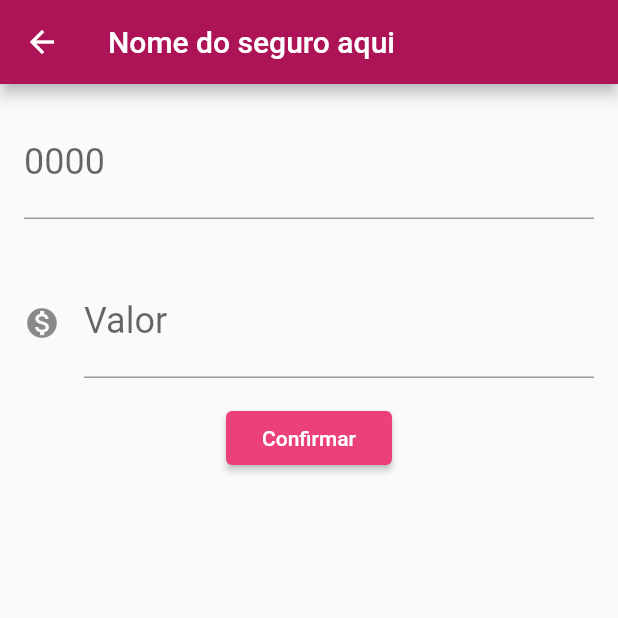
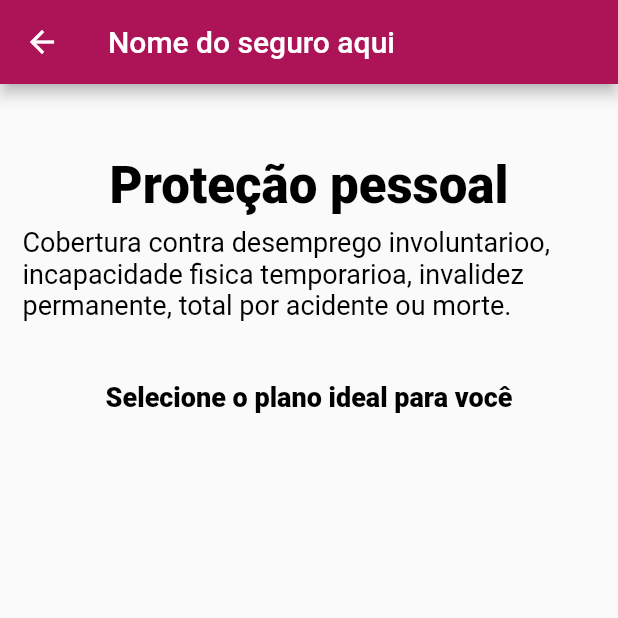
Before and after one commit to andytsunami/bancoBancoVc, a Flutter app: the screen it shows after launch, after a tap on "Proteção Pessoal", on a phone screen of 412 x 824 dp, the top half of it. Run offline on Flutter 3.47's test engine with Material 2 defaults, Android fonts, the phone set to English and light mode, and no system bars.

Commit message:
Criando a tela do seguro

```diff
--- a/lib/screens/seguro/oferta-seguro.dart
+++ b/lib/screens/seguro/oferta-seguro.dart
@@ -30,22 +30,42 @@ class OfertaSeguroState extends State {
       body: Builder(
         builder: (BuildContext ctx) {
           return SingleChildScrollView(
+            padding: const EdgeInsets.all(15),
             child: Column(
               children: <Widget>[
-                Editor(
-                  rotulo: _dicaCampoNumeroConta,
-                  dica: _dicaCampoNumeroConta,
-                  controlador: _controladorCampoNumeroConta,
+                Padding(
+                  padding: const EdgeInsets.fromLTRB(0, 32, 0, 8),
+                  child: Text(
+                    "Proteção pessoal",
+                    style: Theme.of(context)
+                        .textTheme
+                        .display1
+                        .apply(color: Colors.black, fontWeightDelta: 8),
+                  ),
                 ),
-                Editor(
-                  rotulo: _rotuloCampoValor,
-                  dica: _dicaCampoValor,
-                  controlador: _controladorCampoValor,
-                  icone: Icons.monetization_on,
+
+                Padding(
+                  padding: const EdgeInsets.fromLTRB(0, 0, 0, 8),
+                  child: Text(
+                    "Cobertura contra desemprego involuntarioo, incapacidade fisica temporarioa, invalidez permanente, total por acidente ou morte.",
+                    style: Theme.of(context)
+                        .textTheme
+                        .display1
+                        .apply(color: Colors.black, fontSizeDelta: -16),
+                  ),
                 ),
-                RaisedButton(
-                  child: Text(_textoBotaoConfirmar),
-                  onPressed: () => _criaSeguro(ctx),
+                Padding(
+                  padding: const EdgeInsets.fromLTRB(0, 32, 0, 8),
+                  child: Text(
+                    "Selecione o plano ideal para você",
+                    style: Theme.of(context)
+                        .textTheme
+                        .display1
+                        .apply(color: Colors.black, fontSizeDelta: -16, fontWeightDelta: 16),
+                  ),
+                ),
+                SizedBox(
+                  height: 15,
                 ),
               ],
             ),
@@ -54,21 +74,4 @@ class OfertaSeguroState extends State {
       ),
     );
   }
-
-  void _criaSeguro(BuildContext ctx) {
-    final int conta = int.tryParse(_controladorCampoNumeroConta.text);
-    final double valor = double.tryParse(_controladorCampoValor.text);
-
-
-    if (valor != null && conta != null) {
-      final seguroCriado = Seguro(valor, conta,"");
-      //debugPrint("$seguroCriado");
-      Navigator.pop(ctx, seguroCriado);
-      Scaffold.of(ctx).showSnackBar(
-        SnackBar(
-          content: Text("$seguroCriado"),
-        ),
-      );
-    }
-  }
 }
```
